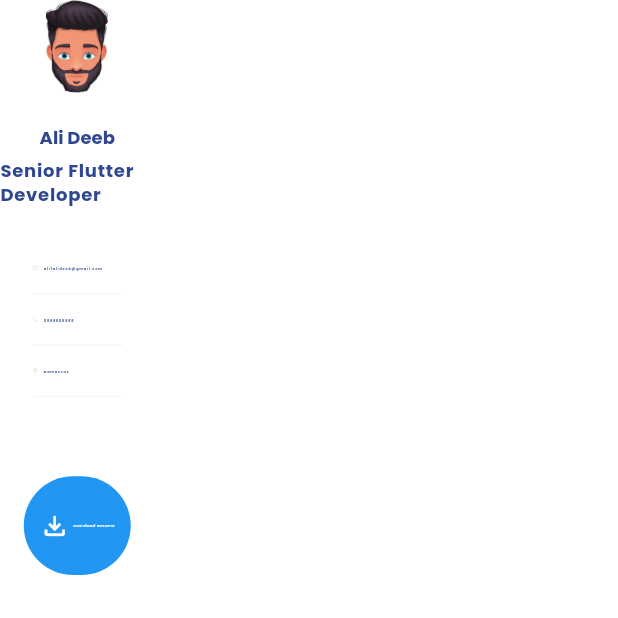
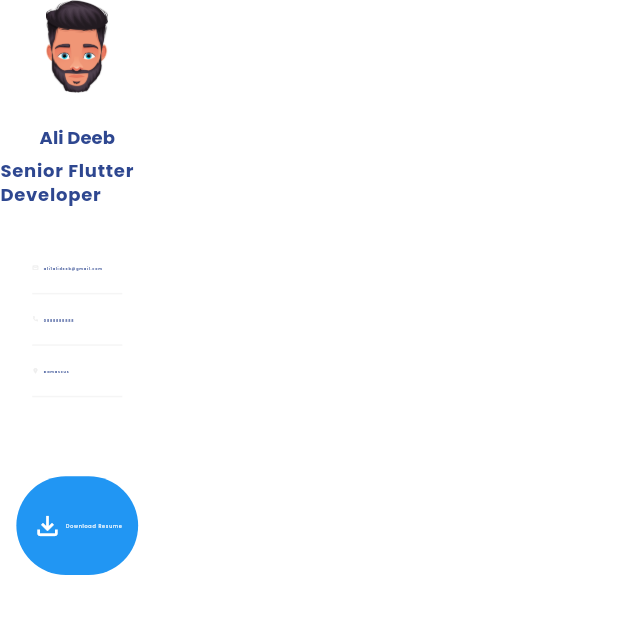
Before and after one commit to AliDeeb/my-portfolio, a Flutter app: the screen it shows after launch, on a phone screen of 412 x 824 dp, the top half of it. Run offline on Flutter 3.47's test engine with Material 3 defaults, Android fonts, the phone set to English and light mode, and no system bars; our stand-ins replace flutter_screenutil, google_fonts.

Commit message:
fixed theme.

```diff
--- a/lib/screens/widgets/personal_info_widget.dart
+++ b/lib/screens/widgets/personal_info_widget.dart
@@ -75,9 +75,18 @@ class PersonalInfoWidget extends StatelessWidget {
           child: Row(
             mainAxisSize: MainAxisSize.min,
             children: [
-              const Icon(Icons.file_download_outlined, size: 20),
+              const Icon(
+                Icons.file_download_outlined,
+                size: 20,
+                color: Colors.white,
+              ),
               10.horizontalSpace,
-              const Text("Download Resume"),
+              Text(
+                "Download Resume",
+                style: Theme.of(context).textTheme.bodyLarge?.copyWith(
+                      color: Colors.white,
+                    ),
+              ),
             ],
           ),
         ),
```
